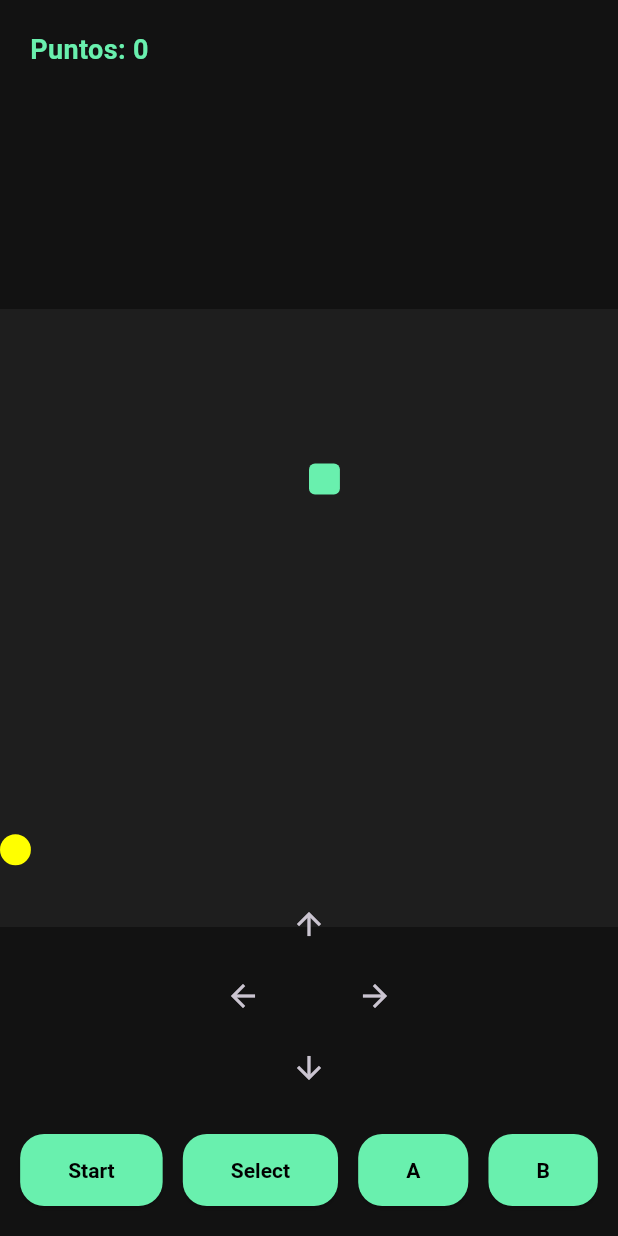
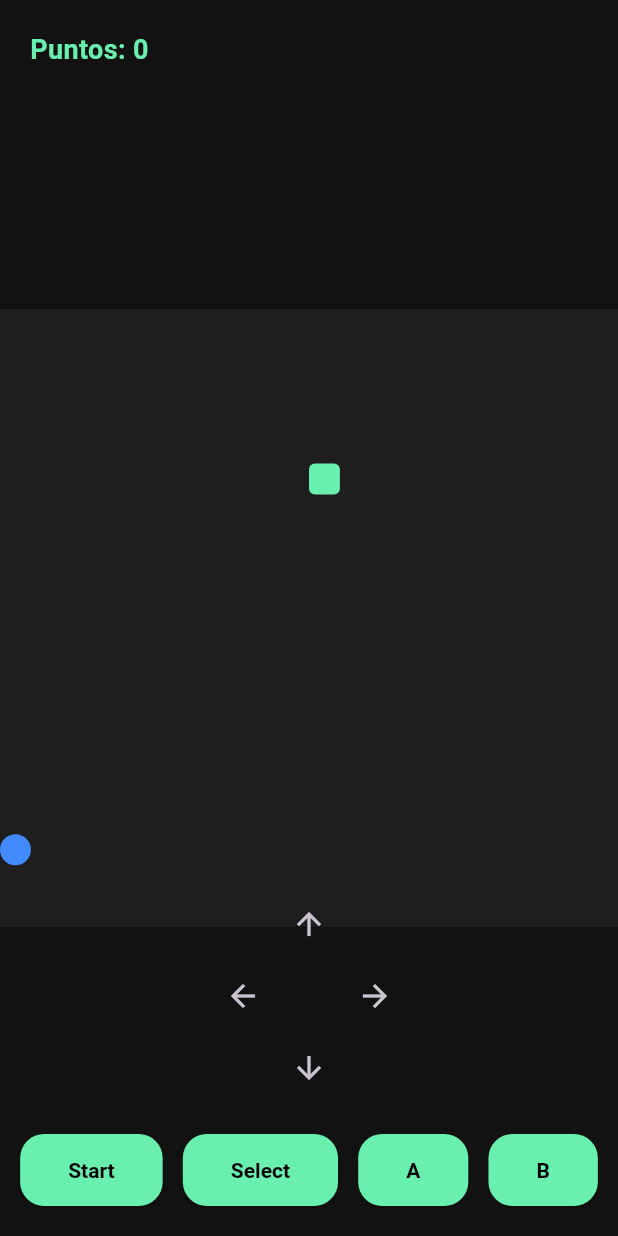
Before and after one commit to AnteroParras/piringola, a Flutter app: the screen it shows after launch, after a tap on "Modo Aleatorio", on a phone screen of 412 x 824 dp. Run offline on Flutter 3.47's test engine with Material 3 defaults, Android fonts, the phone set to English and light mode, and no system bars; our stand-ins replace shared_preferences.

Commit message:
Facilitacion de añadir frutas al modo random

```diff
--- a/lib/GamePainter.dart
+++ b/lib/GamePainter.dart
@@ -4,6 +4,7 @@ import 'package:flutter/cupertino.dart';
 import 'package:flutter/material.dart';
 
 import 'frutaBase.dart';
+
 
 class GamePainter extends CustomPainter {
   final List<Point<int>> snake;
--- a/lib/GameScreen.dart
+++ b/lib/GameScreen.dart
@@ -10,6 +10,7 @@ import 'package:shared_preferences/shared_preferences.dart';
 import 'GamePainter.dart';
 import 'frutaBase.dart';
 import 'frutas.dart';
+
 
 class GameScreen extends StatefulWidget {
   final String mode;
@@ -100,7 +101,6 @@ class GameScreenState extends State<GameScreen> {
     });
   }
 
-  // TODO: Hacer esto dinamico (poner en un solo sitio la clases de frutas)
   Fruta _genFruta() {
     final rand = Random();
     Point<int> p;
@@ -115,12 +115,8 @@ class GameScreenState extends State<GameScreen> {
       case 'amarillo':
         return FrutaAmarilla(p);
       case 'random':
-        final t = rand.nextInt(3);
-        return t == 0
-            ? FrutaRoja(p)
-            : t == 1
-            ? FrutaAzul(p)
-            : FrutaAmarilla(p);
+        cargarFrutas();
+        return Fruta.generarFrutaRandom(p);
       default:
         return FrutaRoja(p);
     }
--- a/lib/frutaBase.dart
+++ b/lib/frutaBase.dart
@@ -1,13 +1,29 @@
 import 'dart:math';
 import 'dart:ui';
 import 'GameScreen.dart';
-/// Clase abstracta fruta para crear una fruta con
+
+/// Clase abstracta que da acceso a las variables del estado del juego para implementar nuevas frutas
 
 abstract class Fruta {
-  Point<int> posicion;
-  Color color;
+  static final List<Fruta Function(Point<int>)> _tipoRegistrado = [];
+
+  static void registrarTipo(Fruta Function(Point<int>) creador) {
+    _tipoRegistrado.add(creador);
+  }
+
+  static Fruta generarFrutaRandom(Point<int> posicion) {
+    final rand = Random();
+    final tipo = _tipoRegistrado[rand.nextInt(_tipoRegistrado.length)];
+    return tipo(posicion);
+  }
+
+  Point<int> posicion; /// Posición de la fruta
+  Color color;  /// Color tipo Material
+
   Fruta(this.posicion, this.color);
-  void aplicarEfecto(GameScreenState state){
+
+  /// Metodo llamado por GameScreen cuando la serpiente come la fruta
+  void aplicarEfecto(GameScreenState state) {
     state.score++;
     state.growQueue += 1;
   }
--- a/lib/frutas.dart
+++ b/lib/frutas.dart
@@ -3,10 +3,15 @@ import 'package:flutter/material.dart';
 import 'frutaBase.dart';
 import 'GameScreen.dart';
 
+/// Fruta normal, al ser comida, hace crecer la serpiente en 1 bloque
 class FrutaRoja extends Fruta {
   FrutaRoja(Point<int> posicion) : super(posicion, Colors.redAccent);
+
+  static final _ = Fruta.registrarTipo((p) => FrutaRoja(p));
 }
 
+/// Al ser comida, los controles de la serpiente son invertidos (izquierda es derecha, arriba es abajo y viceversa para ambos)
+/// El efecto es revertido al comer otra fruta azul
 class FrutaAzul extends Fruta {
   FrutaAzul(Point<int> posicion) : super(posicion, Colors.blueAccent);
   @override
@@ -18,6 +23,7 @@ class FrutaAzul extends Fruta {
   }
 }
 
+/// Al ser comida, la serpiente crece 1-3 bloques adicionales
 class FrutaAmarilla extends Fruta {
   FrutaAmarilla(Point<int> posicion) : super(posicion, Colors.yellowAccent);
   @override
@@ -28,3 +34,10 @@ class FrutaAmarilla extends Fruta {
     state.growQueue += extra;
   }
 }
+
+
+void cargarFrutas() {
+  Fruta.registrarTipo((p) => FrutaRoja(p));
+  Fruta.registrarTipo((p) => FrutaAzul(p));
+  Fruta.registrarTipo((p) => FrutaAmarilla(p));
+}
```
